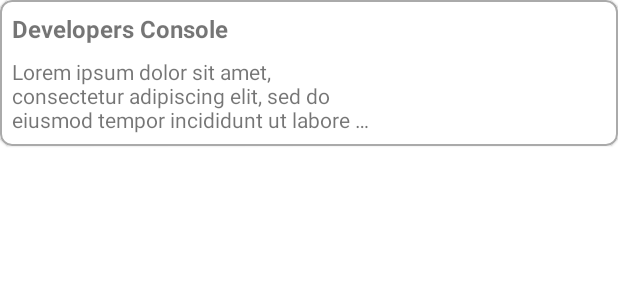
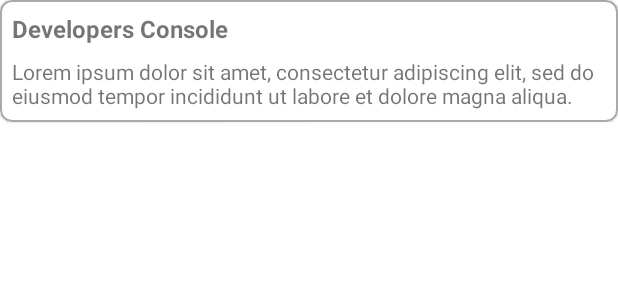
Before and after one commit to iamarjun/ObviousNotes, an Android app: the layout layout_note_item.xml on its own in the app's theme, with its tools: preview values and no code run, on a phone screen of 412 x 824 dp. Shown: the top 300 px of the screen. Run offline under Robolectric (Android 15) with nearby library versions, the phone set to English and light mode, and no system bars.

Commit message:
tweak layout, remove max lines and max ems
Signed-off-by: iamarjun <arjunmanoj1995@gmail.com>

```diff
--- a/app/src/main/res/layout/layout_note_item.xml
+++ b/app/src/main/res/layout/layout_note_item.xml
@@ -28,8 +28,6 @@
             android:layout_height="wrap_content"
             android:layout_marginTop="8dp"
             android:ellipsize="end"
-            android:maxEms="15"
-            android:maxLines="3"
             tools:text="Lorem ipsum dolor sit amet, consectetur adipiscing elit, sed do eiusmod tempor incididunt ut labore et dolore magna aliqua." />
 
     </LinearLayout>
```
